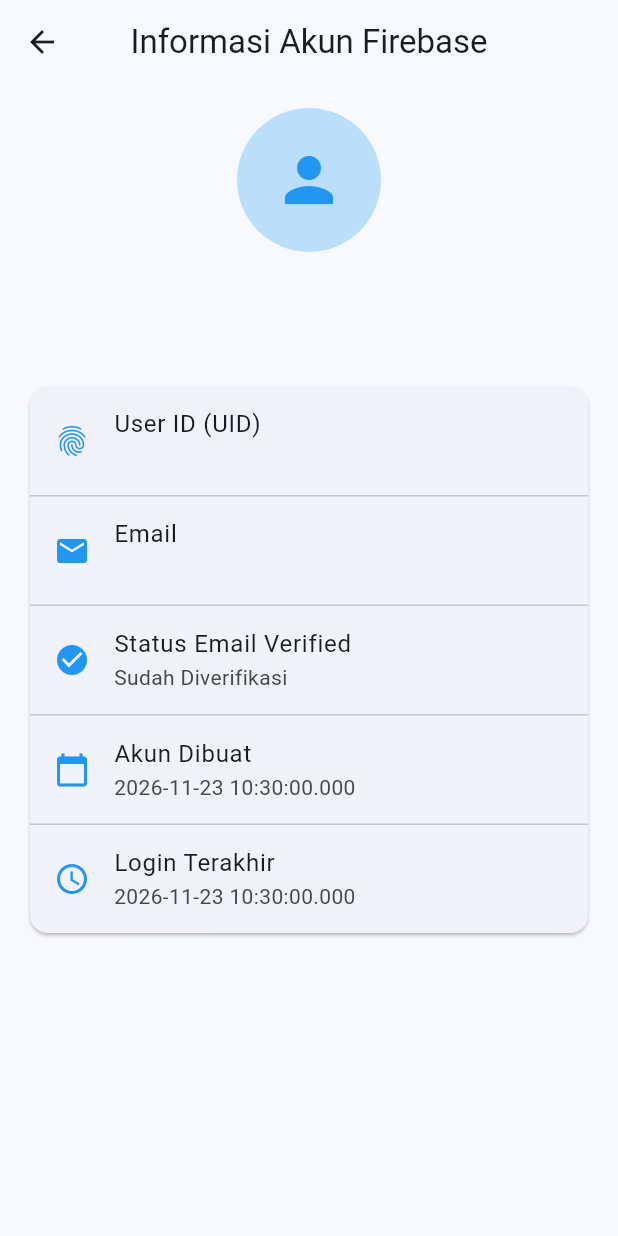
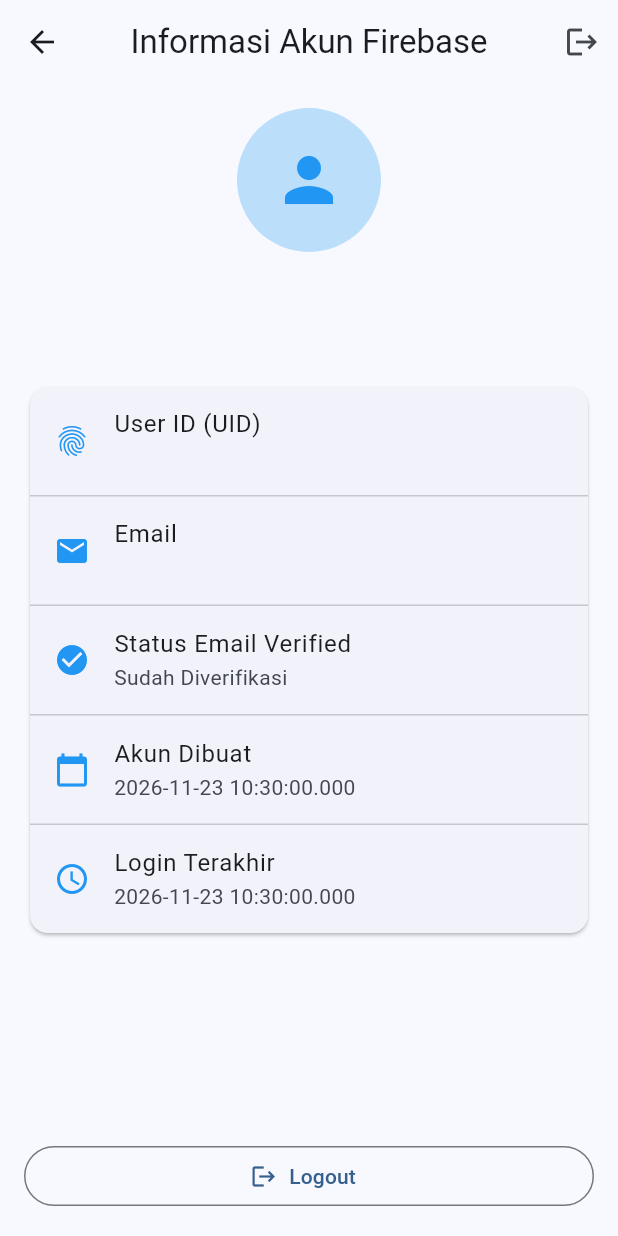
Before and after one commit to syafiqfadhil/pertemuan_8, a Flutter app: the UserInfoScreen screen opened directly, on a phone screen of 412 x 824 dp. Run offline on Flutter 3.47's test engine with Material 3 defaults, Android fonts, the phone set to English and light mode, and no system bars; our stand-ins replace firebase_auth, firebase_core; accounts and stored records are empty.

Commit message:
menambahkan fungsi signOut dan tombol logout

```diff
--- a/pertemuan_8_mobile/lib/screens/user_info_screen.dart
+++ b/pertemuan_8_mobile/lib/screens/user_info_screen.dart
@@ -3,6 +3,10 @@ import 'package:flutter/material.dart';
 
 class UserInfoScreen extends StatelessWidget {
   const UserInfoScreen({super.key});
+
+  Future<void> _logout() async {
+    await FirebaseAuth.instance.signOut();
+  }
 
   @override
   Widget build(BuildContext context) {
@@ -11,6 +15,13 @@ class UserInfoScreen extends StatelessWidget {
       appBar: AppBar(
         title: const Text('Informasi Akun Firebase'),
         centerTitle: true,
+        actions: [
+          IconButton(
+            tooltip: 'Logout',
+            onPressed: _logout,
+            icon: const Icon(Icons.logout)
+            )
+        ],
       ),
       body:  Padding(
         padding: EdgeInsets.all(16),
@@ -95,7 +106,13 @@ class UserInfoScreen extends StatelessWidget {
                   )
                 ],
               ),
-            )
+            ),
+            const Spacer(),
+            OutlinedButton.icon(
+              icon: const Icon(Icons.logout),
+              onPressed: _logout,
+              label: const Text('Logout'),
+            ),
           ],
         ),
         ),
```
